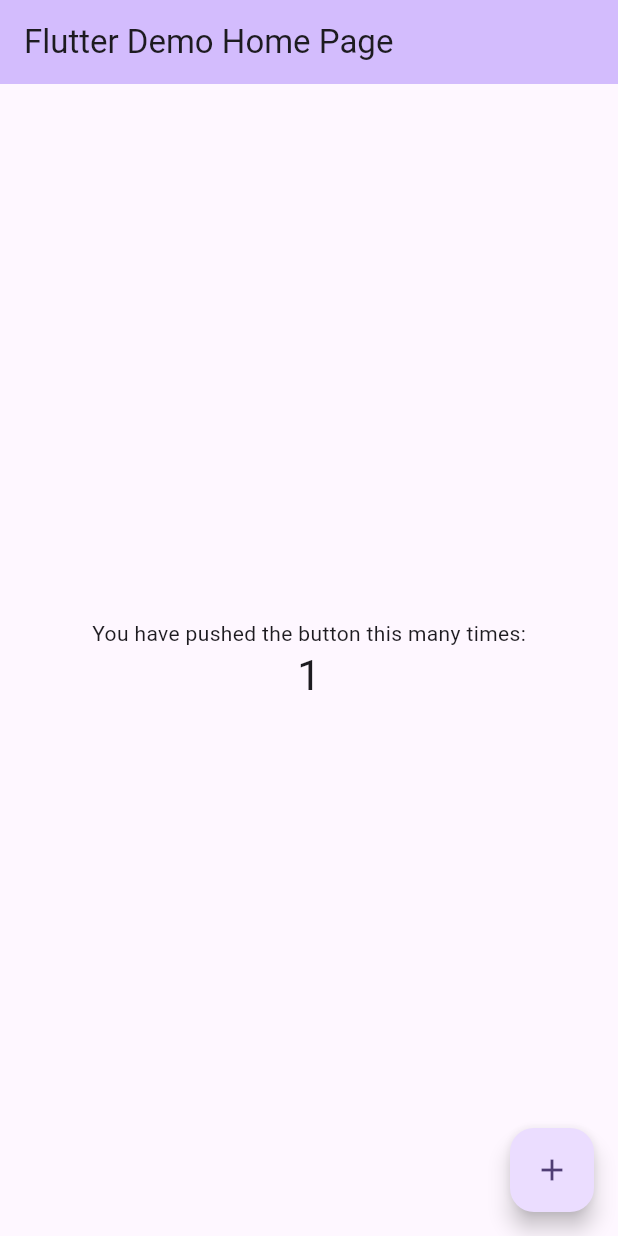
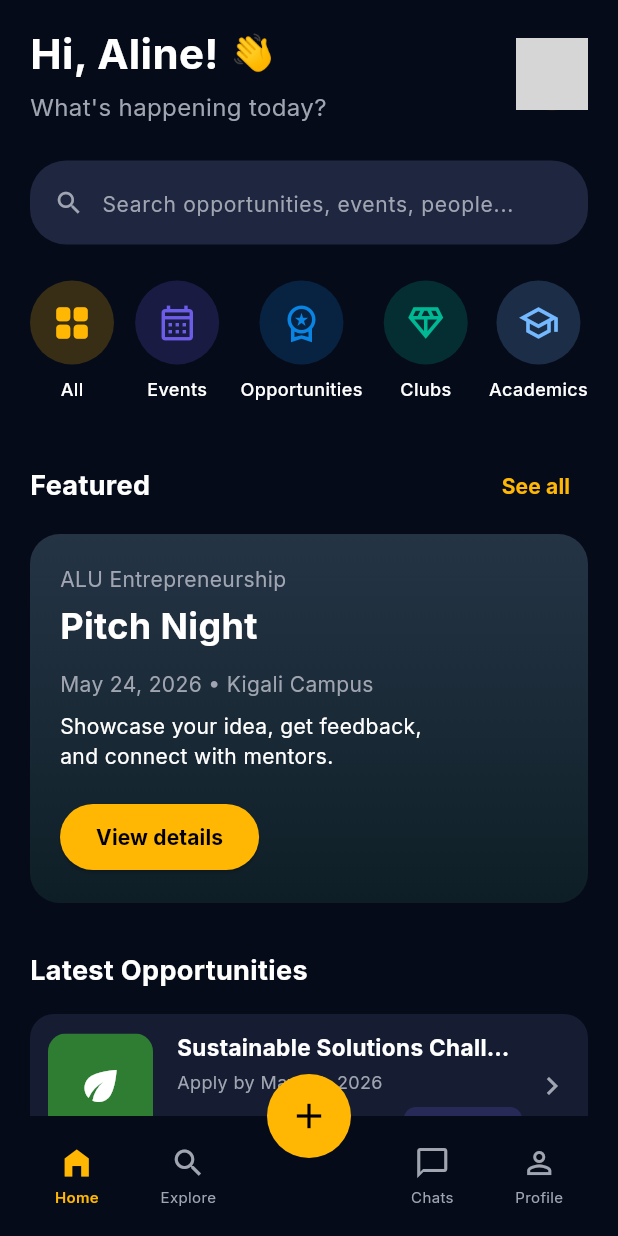
Before and after one commit to TWARIQABDUL/Formative_1, a Flutter app: the screen it shows after launch, after a tap on the "add" icon, on a phone screen of 412 x 824 dp. Run offline on Flutter 3.47's test engine with Material 3 defaults, Android fonts, the phone set to English and light mode, and no system bars; our stand-ins replace google_fonts; network calls fail; grey boxes are pictures that could not be loaded.

Commit message:
feat: implement base app structure with navigation layout, custom theme, and initial home screen modules

```diff
--- /dev/null
+++ b/lib/layout/app_layout.dart
@@ -0,0 +1,96 @@
+import 'package:flutter/material.dart';
+import '../screens/home/home_screen.dart';
+import '../screens/explore/explore_screen.dart';
+import '../screens/chats/chats_screen.dart';
+import '../screens/profile/profile_screen.dart';
+import '../theme/app_colors.dart';
+
+class AppLayout extends StatefulWidget {
+  const AppLayout({Key? key}) : super(key: key);
+
+  @override
+  State<AppLayout> createState() => _AppLayoutState();
+}
+
+class _AppLayoutState extends State<AppLayout> {
+  int _selectedIndex = 0;
+
+  final List<Widget> _screens = const [
+    HomeScreen(),
+    ExploreScreen(),
+    ChatsScreen(),
+    ProfileScreen(),
+  ];
+
+  void _onItemTapped(int index) {
+    setState(() {
+      _selectedIndex = index;
+    });
+  }
+
+  @override
+  Widget build(BuildContext context) {
+    return Scaffold(
+      backgroundColor: AppColors.background,
+      body: IndexedStack(
+        index: _selectedIndex,
+        children: _screens,
+      ),
+      floatingActionButton: FloatingActionButton(
+        onPressed: () {
+          // Action for the center add button
+        },
+        backgroundColor: AppColors.primaryAccent,
+        shape: const CircleBorder(),
+        elevation: 0,
+        child: const Icon(Icons.add, color: Colors.black, size: 28),
+      ),
+      floatingActionButtonLocation: FloatingActionButtonLocation.centerDocked,
+      bottomNavigationBar: BottomAppBar(
+        color: AppColors.background,
+        shape: const CircularNotchedRectangle(),
+        notchMargin: 8.0,
+        child: SizedBox(
+          height: 60,
+          child: Row(
+            mainAxisAlignment: MainAxisAlignment.spaceAround,
+            children: [
+              _buildNavItem(Icons.home_filled, 'Home', 0),
+              _buildNavItem(Icons.search, 'Explore', 1),
+              const SizedBox(width: 48), // Space for the FAB
+              _buildNavItem(Icons.chat_bubble_outline, 'Chats', 2),
+              _buildNavItem(Icons.person_outline, 'Profile', 3),
+            ],
+          ),
+        ),
+      ),
+    );
+  }
+
+  Widget _buildNavItem(IconData icon, String label, int index) {
+    final isSelected = _selectedIndex == index;
+    final color = isSelected ? AppColors.primaryAccent : AppColors.textSecondary;
+
+    return InkWell(
+      onTap: () => _onItemTapped(index),
+      splashColor: Colors.transparent,
+      highlightColor: Colors.transparent,
+      child: Column(
+        mainAxisSize: MainAxisSize.min,
+        mainAxisAlignment: MainAxisAlignment.center,
+        children: [
+          Icon(icon, color: color, size: 24),
+          const SizedBox(height: 4),
+          Text(
+            label,
+            style: TextStyle(
+              color: color,
+              fontSize: 10,
+              fontWeight: isSelected ? FontWeight.w600 : FontWeight.normal,
+            ),
+          ),
+        ],
+      ),
+    );
+  }
+}
--- a/lib/main.dart
+++ b/lib/main.dart
@@ -1,4 +1,7 @@
 import 'package:flutter/material.dart';
+import 'package:google_fonts/google_fonts.dart';
+import 'layout/app_layout.dart';
+import 'theme/app_colors.dart';
 
 void main() {
   runApp(const MyApp());
@@ -7,116 +10,27 @@ void main() {
 class MyApp extends StatelessWidget {
   const MyApp({super.key});
 
-  // This widget is the root of your application.
   @override
   Widget build(BuildContext context) {
     return MaterialApp(
-      title: 'Flutter Demo',
+      title: 'Formative App',
+      debugShowCheckedModeBanner: false,
       theme: ThemeData(
-        // This is the theme of your application.
-        //
-        // TRY THIS: Try running your application with "flutter run". You'll see
-        // the application has a purple toolbar. Then, without quitting the app,
-        // try changing the seedColor in the colorScheme below to Colors.green
-        // and then invoke "hot reload" (save your changes or press the "hot
-        // reload" button in a Flutter-supported IDE, or press "r" if you used
-        // the command line to start the app).
-        //
-        // Notice that the counter didn't reset back to zero; the application
-        // state is not lost during the reload. To reset the state, use hot
-        // restart instead.
-        //
-        // This works for code too, not just values: Most code changes can be
-        // tested with just a hot reload.
-        colorScheme: .fromSeed(seedColor: Colors.deepPurple),
+        colorScheme: ColorScheme.fromSeed(
+          seedColor: AppColors.primaryAccent,
+          brightness: Brightness.dark,
+        ),
+        scaffoldBackgroundColor: AppColors.background,
+        // Using a standard font to match the clean design
+        textTheme: GoogleFonts.interTextTheme(
+          ThemeData.dark().textTheme,
+        ).apply(
+          bodyColor: AppColors.textPrimary,
+          displayColor: AppColors.textPrimary,
+        ),
+        useMaterial3: true,
       ),
-      home: const MyHomePage(title: 'Flutter Demo Home Page'),
+      home: const AppLayout(),
     );
   }
 }
-
-class MyHomePage extends StatefulWidget {
-  const MyHomePage({super.key, required this.title});
-
-  // This widget is the home page of your application. It is stateful, meaning
-  // that it has a State object (defined below) that contains fields that affect
-  // how it looks.
-
-  // This class is the configuration for the state. It holds the values (in this
-  // case the title) provided by the parent (in this case the App widget) and
-  // used by the build method of the State. Fields in a Widget subclass are
-  // always marked "final".
-
-  final String title;
-
-  @override
-  State<MyHomePage> createState() => _MyHomePageState();
-}
-
-class _MyHomePageState extends State<MyHomePage> {
-  int _counter = 0;
-
-  void _incrementCounter() {
-    setState(() {
-      // This call to setState tells the Flutter framework that something has
-      // changed in this State, which causes it to rerun the build method below
-      // so that the display can reflect the updated values. If we changed
-      // _counter without calling setState(), then the build method would not be
-      // called again, and so nothing would appear to happen.
-      _counter++;
-    });
-  }
-
-  @override
-  Widget build(BuildContext context) {
-    // This method is rerun every time setState is called, for instance as done
-    // by the _incrementCounter method above.
-    //
-    // The Flutter framework has been optimized to make rerunning build methods
-    // fast, so that you can just rebuild anything that needs updating rather
-    // than having to individually change instances of widgets.
-    return Scaffold(
-      appBar: AppBar(
-        // TRY THIS: Try changing the color here to a specific color (to
-        // Colors.amber, perhaps?) and trigger a hot reload to see the AppBar
-        // change color while the other colors stay the same.
-        backgroundColor: Theme.of(context).colorScheme.inversePrimary,
-        // Here we take the value from the MyHomePage object that was created by
-        // the App.build method, and use it to set our appbar title.
-        title: Text(widget.title),
-      ),
-      body: Center(
-        // Center is a layout widget. It takes a single child and positions it
-        // in the middle of the parent.
-        child: Column(
-          // Column is also a layout widget. It takes a list of children and
-          // arranges them vertically. By default, it sizes itself to fit its
-          // children horizontally, and tries to be as tall as its parent.
-          //
-          // Column has various properties to control how it sizes itself and
-          // how it positions its children. Here we use mainAxisAlignment to
-          // center the children vertically; the main axis here is the vertical
-          // axis because Columns are vertical (the cross axis would be
-          // horizontal).
-          //
-          // TRY THIS: Invoke "debug painting" (choose the "Toggle Debug Paint"
-          // action in the IDE, or press "p" in the console), to see the
-          // wireframe for each widget.
-          mainAxisAlignment: .center,
-          children: [
-            const Text('You have pushed the button this many times:'),
-            Text(
-              '$_counter',
-              style: Theme.of(context).textTheme.headlineMedium,
-            ),
-          ],
-        ),
-      ),
-      floatingActionButton: FloatingActionButton(
-        onPressed: _incrementCounter,
-        tooltip: 'Increment',
-        child: const Icon(Icons.add),
-      ),
-    );
-  }
-}
--- /dev/null
+++ b/lib/screens/chats/chats_screen.dart
@@ -0,0 +1,19 @@
+import 'package:flutter/material.dart';
+import '../../theme/app_colors.dart';
+
+class ChatsScreen extends StatelessWidget {
+  const ChatsScreen({Key? key}) : super(key: key);
+
+  @override
+  Widget build(BuildContext context) {
+    return const Scaffold(
+      backgroundColor: AppColors.background,
+      body: Center(
+        child: Text(
+          'Chats Screen',
+          style: TextStyle(color: AppColors.textPrimary, fontSize: 24),
+        ),
+      ),
+    );
+  }
+}
--- /dev/null
+++ b/lib/screens/explore/explore_screen.dart
@@ -0,0 +1,19 @@
+import 'package:flutter/material.dart';
+import '../../theme/app_colors.dart';
+
+class ExploreScreen extends StatelessWidget {
+  const ExploreScreen({Key? key}) : super(key: key);
+
+  @override
+  Widget build(BuildContext context) {
+    return const Scaffold(
+      backgroundColor: AppColors.background,
+      body: Center(
+        child: Text(
+          'Explore Screen',
+          style: TextStyle(color: AppColors.textPrimary, fontSize: 24),
+        ),
+      ),
+    );
+  }
+}
--- /dev/null
+++ b/lib/screens/home/home_screen.dart
@@ -0,0 +1,38 @@
+import 'package:flutter/material.dart';
+import '../../theme/app_colors.dart';
+import 'widgets/header_section.dart';
+import 'widgets/custom_search_bar.dart';
+import 'widgets/category_list.dart';
+import 'widgets/featured_section.dart';
+import 'widgets/latest_opportunities_section.dart';
+
+class HomeScreen extends StatelessWidget {
+  const HomeScreen({Key? key}) : super(key: key);
+
+  @override
+  Widget build(BuildContext context) {
+    return Scaffold(
+      backgroundColor: AppColors.background,
+      body: SafeArea(
+        child: SingleChildScrollView(
+          padding: const EdgeInsets.symmetric(horizontal: 20.0, vertical: 16.0),
+          child: Column(
+            crossAxisAlignment: CrossAxisAlignment.start,
+            children: const [
+              HeaderSection(name: 'Aline'),
+              SizedBox(height: 24),
+              CustomSearchBar(),
+              SizedBox(height: 24),
+              CategoryList(),
+              SizedBox(height: 32),
+              FeaturedSection(),
+              SizedBox(height: 32),
+              LatestOpportunitiesSection(),
+              SizedBox(height: 40), // Bottom padding
+            ],
+          ),
+        ),
+      ),
+    );
+  }
+}
--- /dev/null
+++ b/lib/screens/home/widgets/category_list.dart
@@ -0,0 +1,49 @@
+import 'package:flutter/material.dart';
+import '../../../theme/app_colors.dart';
+
+class CategoryList extends StatelessWidget {
+  const CategoryList({Key? key}) : super(key: key);
+
+  @override
+  Widget build(BuildContext context) {
+    return Row(
+      mainAxisAlignment: MainAxisAlignment.spaceBetween,
+      children: [
+        _buildCategoryItem(Icons.grid_view_rounded, 'All', AppColors.iconYellow),
+        _buildCategoryItem(Icons.calendar_month_outlined, 'Events', AppColors.iconPurple),
+        _buildCategoryItem(Icons.workspace_premium_outlined, 'Opportunities', AppColors.iconBlue),
+        _buildCategoryItem(Icons.diamond_outlined, 'Clubs', AppColors.iconGreen),
+        _buildCategoryItem(Icons.school_outlined, 'Academics', AppColors.iconLightBlue),
+      ],
+    );
+  }
+
+  Widget _buildCategoryItem(IconData icon, String label, Color color) {
+    return Column(
+      children: [
+        Container(
+          width: 56,
+          height: 56,
+          decoration: BoxDecoration(
+            color: color.withOpacity(0.2),
+            shape: BoxShape.circle,
+          ),
+          child: Icon(
+            icon,
+            color: color,
+            size: 28,
+          ),
+        ),
+        const SizedBox(height: 8),
+        Text(
+          label,
+          style: const TextStyle(
+            color: AppColors.textPrimary,
+            fontSize: 12,
+            fontWeight: FontWeight.w500,
+          ),
+        ),
+      ],
+    );
+  }
+}
--- /dev/null
+++ b/lib/screens/home/widgets/custom_search_bar.dart
@@ -0,0 +1,40 @@
+import 'package:flutter/material.dart';
+import '../../../theme/app_colors.dart';
+
+class CustomSearchBar extends StatelessWidget {
+  const CustomSearchBar({Key? key}) : super(key: key);
+
+  @override
+  Widget build(BuildContext context) {
+    return Container(
+      decoration: BoxDecoration(
+        color: AppColors.searchBackground,
+        borderRadius: BorderRadius.circular(24.0),
+      ),
+      padding: const EdgeInsets.symmetric(horizontal: 16.0, vertical: 4.0),
+      child: Row(
+        children: [
+          const Icon(
+            Icons.search,
+            color: AppColors.textSecondary,
+            size: 20,
+          ),
+          const SizedBox(width: 12),
+          Expanded(
+            child: TextField(
+              style: const TextStyle(color: AppColors.textPrimary),
+              decoration: InputDecoration(
+                hintText: 'Search opportunities, events, people...',
+                hintStyle: const TextStyle(
+                  color: AppColors.textSecondary,
+                  fontSize: 14,
+                ),
+                border: InputBorder.none,
+              ),
+            ),
+          ),
+        ],
+      ),
+    );
+  }
+}
--- /dev/null
+++ b/lib/screens/home/widgets/featured_section.dart
@@ -0,0 +1,112 @@
+import 'package:flutter/material.dart';
+import '../../../theme/app_colors.dart';
+
+class FeaturedSection extends StatelessWidget {
+  const FeaturedSection({Key? key}) : super(key: key);
+
+  @override
+  Widget build(BuildContext context) {
+    return Column(
+      children: [
+        Row(
+          mainAxisAlignment: MainAxisAlignment.spaceBetween,
+          children: [
+            const Text(
+              'Featured',
+              style: TextStyle(
+                fontSize: 18,
+                fontWeight: FontWeight.bold,
+                color: AppColors.textPrimary,
+              ),
+            ),
+            TextButton(
+              onPressed: () {},
+              child: const Text(
+                'See all',
+                style: TextStyle(
+                  color: AppColors.primaryAccent,
+                  fontWeight: FontWeight.bold,
+                ),
+              ),
+            ),
+          ],
+        ),
+        const SizedBox(height: 8),
+        Container(
+          width: double.infinity,
+          decoration: BoxDecoration(
+            borderRadius: BorderRadius.circular(20),
+            // Placeholder for an actual image background
+            gradient: LinearGradient(
+              begin: Alignment.topCenter,
+              end: Alignment.bottomCenter,
+              colors: [
+                const Color(0xFF2C3E50).withOpacity(0.8),
+                const Color(0xFF0F2027).withOpacity(0.9),
+              ],
+            ),
+          ),
+          child: Padding(
+            padding: const EdgeInsets.all(20.0),
+            child: Column(
+              crossAxisAlignment: CrossAxisAlignment.start,
+              children: [
+                const Text(
+                  'ALU Entrepreneurship',
+                  style: TextStyle(
+                    color: AppColors.textSecondary,
+                    fontSize: 14,
+                  ),
+                ),
+                const SizedBox(height: 4),
+                const Text(
+                  'Pitch Night',
+                  style: TextStyle(
+                    color: AppColors.textPrimary,
+                    fontSize: 24,
+                    fontWeight: FontWeight.bold,
+                  ),
+                ),
+                const SizedBox(height: 12),
+                const Text(
+                  'May 24, 2026 • Kigali Campus',
+                  style: TextStyle(
+                    color: AppColors.textSecondary,
+                    fontSize: 14,
+                  ),
+                ),
+                const SizedBox(height: 8),
+                const Text(
+                  'Showcase your idea, get feedback,\nand connect with mentors.',
+                  style: TextStyle(
+                    color: AppColors.textPrimary,
+                    fontSize: 14,
+                  ),
+                ),
+                const SizedBox(height: 20),
+                ElevatedButton(
+                  onPressed: () {},
+                  style: ElevatedButton.styleFrom(
+                    backgroundColor: AppColors.primaryAccent,
+                    foregroundColor: Colors.black,
+                    shape: RoundedRectangleBorder(
+                      borderRadius: BorderRadius.circular(24),
+                    ),
+                    padding: const EdgeInsets.symmetric(
+                      horizontal: 24,
+                      vertical: 12,
+                    ),
+                  ),
+                  child: const Text(
+                    'View details',
+                    style: TextStyle(fontWeight: FontWeight.bold),
+                  ),
+                ),
+              ],
+            ),
+          ),
+        ),
+      ],
+    );
+  }
+}
--- /dev/null
+++ b/lib/screens/home/widgets/header_section.dart
@@ -0,0 +1,52 @@
+import 'package:flutter/material.dart';
+import '../../../theme/app_colors.dart';
+
+class HeaderSection extends StatelessWidget {
+  final String name;
+
+  const HeaderSection({Key? key, required this.name}) : super(key: key);
+
+  @override
+  Widget build(BuildContext context) {
+    return Row(
+      mainAxisAlignment: MainAxisAlignment.spaceBetween,
+      children: [
+        Column(
+          crossAxisAlignment: CrossAxisAlignment.start,
+          children: [
+            Row(
+              children: [
+                Text(
+                  'Hi, $name!',
+                  style: const TextStyle(
+                    fontSize: 28,
+                    fontWeight: FontWeight.bold,
+                    color: AppColors.textPrimary,
+                  ),
+                ),
+                const SizedBox(width: 8),
+                const Text(
+                  '👋',
+                  style: TextStyle(fontSize: 24),
+                ),
+              ],
+            ),
+            const SizedBox(height: 4),
+            const Text(
+              "What's happening today?",
+              style: TextStyle(
+                fontSize: 16,
+                color: AppColors.textSecondary,
+              ),
+            ),
+          ],
+        ),
+        const CircleAvatar(
+          radius: 24,
+          backgroundImage: NetworkImage(
+              'https://i.pravatar.cc/150?img=47'), // Placeholder image
+        ),
+      ],
+    );
+  }
+}
--- /dev/null
+++ b/lib/screens/home/widgets/latest_opportunities_section.dart
@@ -0,0 +1,110 @@
+import 'package:flutter/material.dart';
+import '../../../theme/app_colors.dart';
+
+class LatestOpportunitiesSection extends StatelessWidget {
+  const LatestOpportunitiesSection({Key? key}) : super(key: key);
+
+  @override
+  Widget build(BuildContext context) {
+    return Column(
+      crossAxisAlignment: CrossAxisAlignment.start,
+      children: [
+        const Text(
+          'Latest Opportunities',
+          style: TextStyle(
+            fontSize: 18,
+            fontWeight: FontWeight.bold,
+            color: AppColors.textPrimary,
+          ),
+        ),
+        const SizedBox(height: 16),
+        Container(
+          decoration: BoxDecoration(
+            color: AppColors.cardBackground,
+            borderRadius: BorderRadius.circular(16),
+          ),
+          padding: const EdgeInsets.all(12),
+          child: Row(
+            children: [
+              ClipRRect(
+                borderRadius: BorderRadius.circular(12),
+                child: Container(
+                  width: 70,
+                  height: 70,
+                  color: Colors.green.shade800, // Placeholder for image
+                  child: const Icon(
+                    Icons.eco,
+                    color: Colors.white,
+                    size: 32,
+                  ),
+                ),
+              ),
+              const SizedBox(width: 16),
+              Expanded(
+                child: Column(
+                  crossAxisAlignment: CrossAxisAlignment.start,
+                  children: [
+                    const Text(
+                      'Sustainable Solutions Challenge',
+                      style: TextStyle(
+                        color: AppColors.textPrimary,
+                        fontSize: 15,
+                        fontWeight: FontWeight.bold,
+                      ),
+                      maxLines: 1,
+                      overflow: TextOverflow.ellipsis,
+                    ),
+                    const SizedBox(height: 4),
+                    const Text(
+                      'Apply by May 20, 2026',
+                      style: TextStyle(
+                        color: AppColors.textSecondary,
+                        fontSize: 12,
+                      ),
+                    ),
+                    const SizedBox(height: 8),
+                    Row(
+                      mainAxisAlignment: MainAxisAlignment.spaceBetween,
+                      children: [
+                        const Text(
+                          'Mauritius Campus',
+                          style: TextStyle(
+                            color: AppColors.textSecondary,
+                            fontSize: 12,
+                          ),
+                        ),
+                        Container(
+                          padding: const EdgeInsets.symmetric(
+                            horizontal: 8,
+                            vertical: 4,
+                          ),
+                          decoration: BoxDecoration(
+                            color: AppColors.iconPurple.withOpacity(0.2),
+                            borderRadius: BorderRadius.circular(8),
+                          ),
+                          child: const Text(
+                            'Competition',
+                            style: TextStyle(
+                              color: AppColors.iconPurple,
+                              fontSize: 10,
+                              fontWeight: FontWeight.bold,
+                            ),
+                          ),
+                        ),
+                      ],
+                    ),
+                  ],
+                ),
+              ),
+              const SizedBox(width: 8),
+              const Icon(
+                Icons.chevron_right,
+                color: AppColors.textSecondary,
+              ),
+            ],
+          ),
+        ),
+      ],
+    );
+  }
+}
--- /dev/null
+++ b/lib/screens/profile/profile_screen.dart
@@ -0,0 +1,19 @@
+import 'package:flutter/material.dart';
+import '../../theme/app_colors.dart';
+
+class ProfileScreen extends StatelessWidget {
+  const ProfileScreen({Key? key}) : super(key: key);
+
+  @override
+  Widget build(BuildContext context) {
+    return const Scaffold(
+      backgroundColor: AppColors.background,
+      body: Center(
+        child: Text(
+          'Profile Screen',
+          style: TextStyle(color: AppColors.textPrimary, fontSize: 24),
+        ),
+      ),
+    );
+  }
+}
--- /dev/null
+++ b/lib/theme/app_colors.dart
@@ -0,0 +1,18 @@
+import 'package:flutter/material.dart';
+
+class AppColors {
+  static const Color background = Color(0xFF060B19);
+  static const Color cardBackground = Color(0xFF161D32);
+  static const Color searchBackground = Color(0xFF1E2640);
+
+  static const Color primaryAccent = Color(0xFFFFB703); // Yellow/Gold
+  static const Color textPrimary = Colors.white;
+  static const Color textSecondary = Color(0xFFA0A5B1);
+
+  // Category Icon Colors
+  static const Color iconYellow = Color(0xFFFFB703);
+  static const Color iconPurple = Color(0xFF6C5CE7);
+  static const Color iconBlue = Color(0xFF0984E3);
+  static const Color iconGreen = Color(0xFF00B894);
+  static const Color iconLightBlue = Color(0xFF74B9FF);
+}
--- a/pubspec.yaml
+++ b/pubspec.yaml
@@ -34,6 +34,7 @@ dependencies:
   # The following adds the Cupertino Icons font to your application.
   # Use with the CupertinoIcons class for iOS style icons.
   cupertino_icons: ^1.0.8
+  google_fonts: ^8.1.0
 
 dev_dependencies:
   flutter_test:
```
Also changed, not shown: pubspec.lock, 2 other files.
